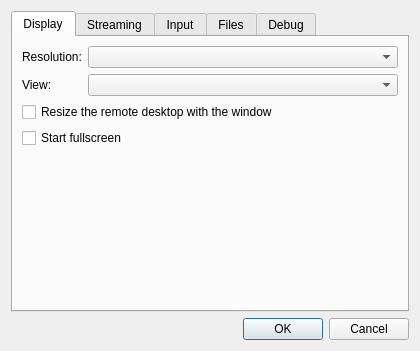
The window that client/spectre-qt/src/settings_dialog.ui (daBOB/ghost) describes before a commit, drawn with Qt 5.
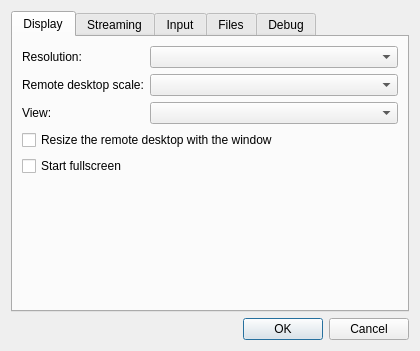
The same window after the commit.

Commit message: wraith,spectre: host desktop scaling

What changed in the file:
```diff
--- a/client/spectre-qt/src/settings_dialog.ui
+++ b/client/spectre-qt/src/settings_dialog.ui
@@ -34,16 +34,26 @@
           <widget class="QComboBox" name="resolutionCombo" />
          </item>
          <item row="1" column="0">
+          <widget class="QLabel" name="scaleLabel">
+           <property name="text">
+            <string>Remote desktop scale:</string>
+           </property>
+          </widget>
+         </item>
+         <item row="1" column="1">
+          <widget class="QComboBox" name="scaleCombo" />
+         </item>
+         <item row="2" column="0">
           <widget class="QLabel" name="viewLabel">
            <property name="text">
             <string>View:</string>
            </property>
           </widget>
          </item>
-         <item row="1" column="1">
+         <item row="2" column="1">
           <widget class="QComboBox" name="viewCombo" />
          </item>
-         <item row="2" column="0" colspan="2">
+         <item row="3" column="0" colspan="2">
           <widget class="QCheckBox" name="followWindowCheck">
            <property name="text">
             <string>Resize the remote desktop with the window</string>
@@ -56,7 +66,7 @@
            </property>
           </widget>
          </item>
-         <item row="3" column="0" colspan="2">
+         <item row="4" column="0" colspan="2">
           <widget class="QCheckBox" name="fullscreenCheck">
            <property name="text">
             <string>Start fullscreen</string>
```
The commit also changes 26 other files.
